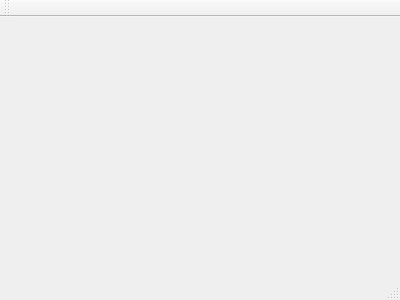
schaevs/splashtest2, file imageloader.ui: the form before one commit.
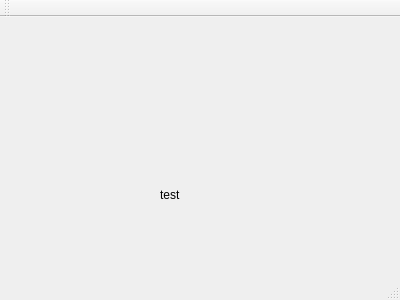
The form after the commit.

```diff
--- a/imageloader.ui
+++ b/imageloader.ui
@@ -13,7 +13,21 @@
   <property name="windowTitle">
    <string>ImageLoader</string>
   </property>
-  <widget class="QWidget" name="centralWidget"/>
+  <widget class="QWidget" name="centralWidget">
+   <widget class="QLabel" name="label">
+    <property name="geometry">
+     <rect>
+      <x>160</x>
+      <y>170</y>
+      <width>59</width>
+      <height>16</height>
+     </rect>
+    </property>
+    <property name="text">
+     <string>test</string>
+    </property>
+   </widget>
+  </widget>
   <widget class="QMenuBar" name="menuBar">
    <property name="geometry">
     <rect>
```
